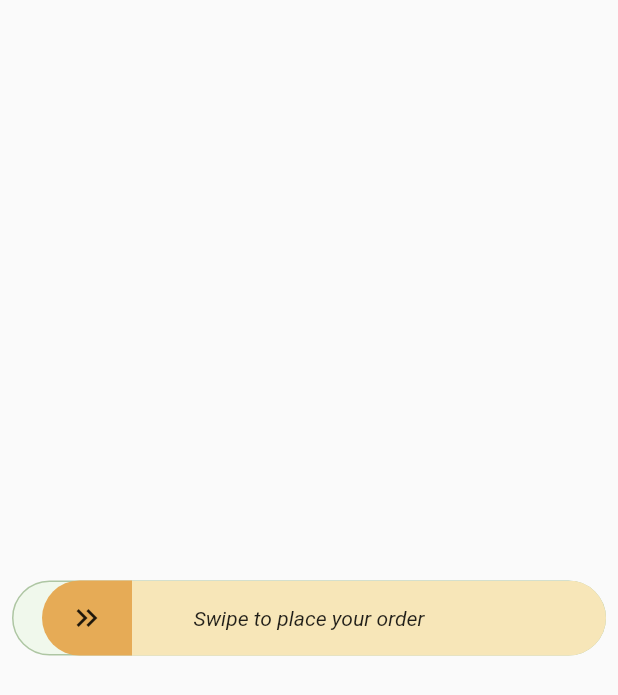
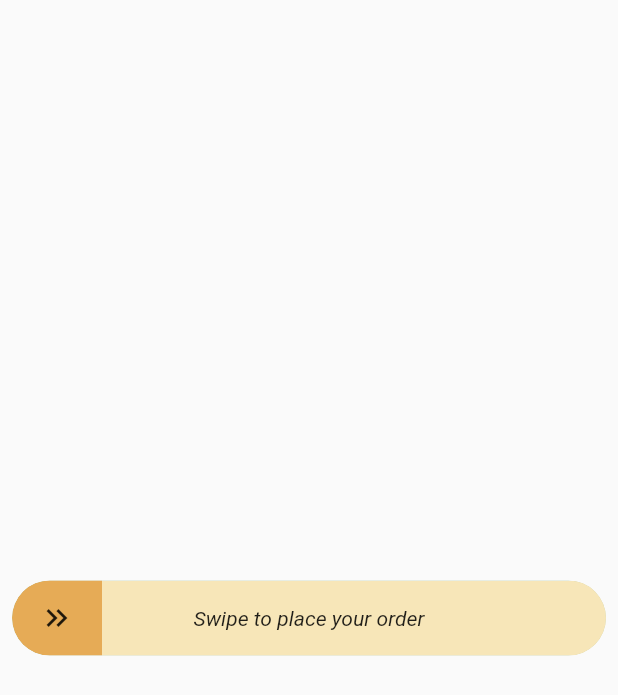
Before and after one commit to flutterwisedev/slide_action_widget, a Flutter app: the screen it shows after launch, on a phone screen of 412 x 824 dp. Shown: the top 695 px of the screen. Run offline on Flutter 3.47's test engine with Material 2 defaults, Android fonts, the light colour scheme and no system bars.

Commit message:
draggable thumb

```diff
--- a/lib/swipe_action_widget.dart
+++ b/lib/swipe_action_widget.dart
@@ -12,37 +12,44 @@ class SwipeActionWidget extends StatefulWidget {
 }
 
 class _SwipeActionWidgetState extends State<SwipeActionWidget> {
-  double swipeOffset = 80;
+  double swipeOffset = _Thumb.width;
 
   @override
   Widget build(BuildContext context) {
     final effectiveBorderRadius =
         widget.borderRadius ?? BorderRadius.circular(30);
-    return SizedBox(
+    return ClipRRect(
+      borderRadius: effectiveBorderRadius,
+      child: SizedBox(
         height: 50,
-      child: Stack(
+        child: LayoutBuilder(builder: (context, constraints) {
+          return Stack(
             children: [
               _Background(borderRadius: effectiveBorderRadius),
               ClipRect(
                 clipper: _SwipeActionClipper(swipeOffset: swipeOffset),
-            child: _Foreground(borderRadius: effectiveBorderRadius),
+                child: const _Foreground(),
               ),
               Positioned(
-            left: swipeOffset - _Thumb.width,
+                right: constraints.maxWidth - swipeOffset,
                 top: 0,
                 bottom: 0,
                 child: GestureDetector(
                   onHorizontalDragUpdate: (details) {
                     setState(() {
-                  swipeOffset += details.delta.dx;
+                      final newOffset = swipeOffset + details.delta.dx;
+                      swipeOffset = newOffset.clamp(
+                        _Thumb.width,
+                        constraints.maxWidth,
+                      );
                     });
                   },
-              child: _Thumb(
-                borderRadius: effectiveBorderRadius,
-              ),
+                  child: _Thumb(borderRadius: effectiveBorderRadius),
                 ),
               ),
             ],
+          );
+        }),
       ),
     );
   }
@@ -88,17 +95,12 @@ class _SwipeActionClipper extends CustomClipper<Rect> {
 }
 
 class _Foreground extends StatelessWidget {
-  const _Foreground({super.key, required this.borderRadius});
-
-  final BorderRadius borderRadius;
+  const _Foreground({super.key});
 
   @override
   Widget build(BuildContext context) {
     return Container(
-      decoration: BoxDecoration(
-        borderRadius: borderRadius,
       color: const Color.fromRGBO(247, 230, 184, 1),
-      ),
       child: const Center(
         child: Text(
           'Swipe to place your order',
```
Lines whose indentation alone changed are shown as unchanged.
